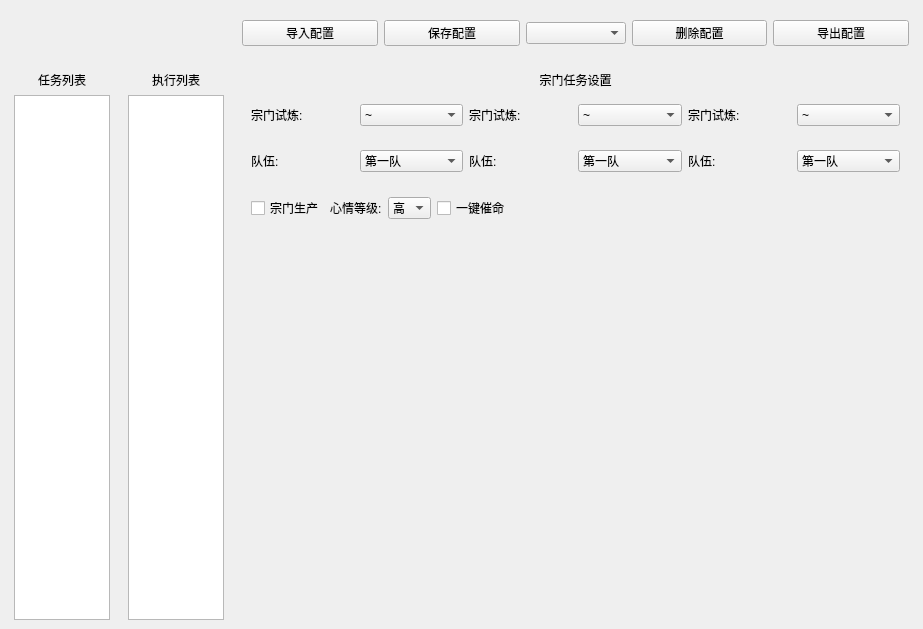
First picture: the form in ui/ScriptWindow.ui, repository Thetrint/snow-elves, before the edit.
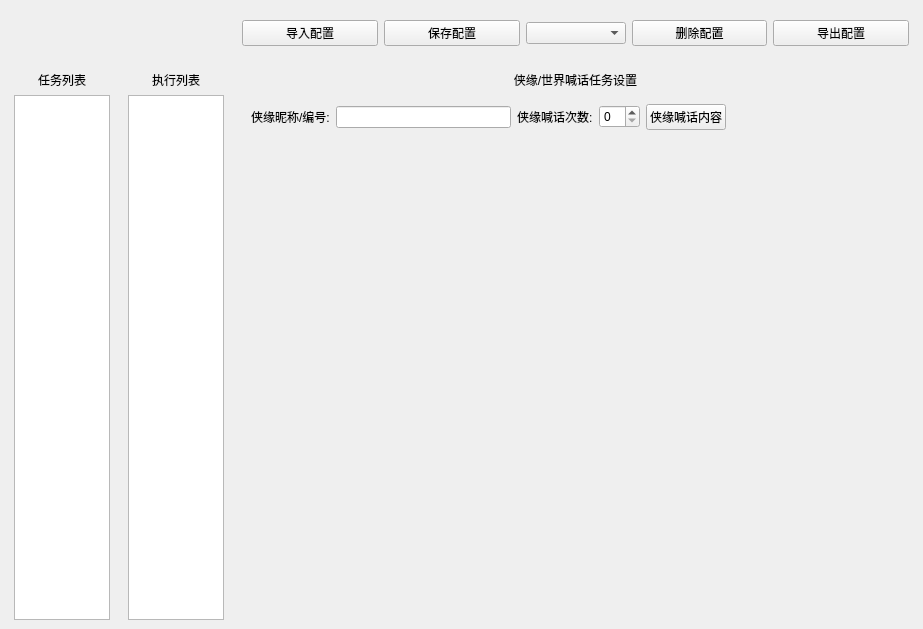
Second picture: the form after the edit.

Commit message: 新增侠缘喊话 修复华山论剑秒退不计次数

Patch:
```diff
--- a/ui/ScriptWindow.ui
+++ b/ui/ScriptWindow.ui
@@ -38,7 +38,7 @@
       </sizepolicy>
      </property>
      <property name="currentIndex">
-      <number>4</number>
+      <number>5</number>
      </property>
      <widget class="QWidget" name="page"/>
      <widget class="QWidget" name="page_2">
@@ -750,6 +750,109 @@
        </item>
       </layout>
      </widget>
+     <widget class="QWidget" name="page_6">
+      <layout class="QVBoxLayout" name="verticalLayout_7">
+       <item>
+        <widget class="QLabel" name="label_19">
+         <property name="sizePolicy">
+          <sizepolicy hsizetype="Preferred" vsizetype="Preferred">
+           <horstretch>0</horstretch>
+           <verstretch>0</verstretch>
+          </sizepolicy>
+         </property>
+         <property name="text">
+          <string>侠缘/世界喊话任务设置</string>
+         </property>
+         <property name="alignment">
+          <set>Qt::AlignmentFlag::AlignCenter</set>
+         </property>
+         <property name="class" stdset="0">
+          <string>page</string>
+         </property>
+        </widget>
+       </item>
+       <item>
+        <widget class="QWidget" name="widget_11" native="true">
+         <layout class="QHBoxLayout" name="horizontalLayout_8">
+          <item>
+           <widget class="QLabel" name="label_20">
+            <property name="sizePolicy">
+             <sizepolicy hsizetype="Preferred" vsizetype="Preferred">
+              <horstretch>0</horstretch>
+              <verstretch>0</verstretch>
+             </sizepolicy>
+            </property>
+            <property name="text">
+             <string>侠缘昵称/编号:</string>
+            </property>
+            <property name="class" stdset="0">
+             <string>tip</string>
+            </property>
+           </widget>
+          </item>
+          <item>
+           <widget class="QLineEdit" name="lineEdit_2"/>
+          </item>
+          <item>
+           <widget class="QLabel" name="label_21">
+            <property name="sizePolicy">
+             <sizepolicy hsizetype="Preferred" vsizetype="Preferred">
+              <horstretch>0</horstretch>
+              <verstretch>0</verstretch>
+             </sizepolicy>
+            </property>
+            <property name="text">
+             <string>侠缘喊话次数:</string>
+            </property>
+            <property name="class" stdset="0">
+             <string>tip</string>
+            </property>
+           </widget>
+          </item>
+          <item>
+           <widget class="QSpinBox" name="spinBox_3"/>
+          </item>
+          <item>
+           <widget class="QPushButton" name="pushButton_5">
+            <property name="text">
+             <string>侠缘喊话内容</string>
+            </property>
+            <property name="class" stdset="0">
+             <string>button</string>
+            </property>
+           </widget>
+          </item>
+          <item>
+           <spacer name="horizontalSpacer_5">
+            <property name="orientation">
+             <enum>Qt::Orientation::Horizontal</enum>
+            </property>
+            <property name="sizeHint" stdset="0">
+             <size>
+              <width>171</width>
+              <height>20</height>
+             </size>
+            </property>
+           </spacer>
+          </item>
+         </layout>
+        </widget>
+       </item>
+       <item>
+        <spacer name="verticalSpacer_5">
+         <property name="orientation">
+          <enum>Qt::Orientation::Vertical</enum>
+         </property>
+         <property name="sizeHint" stdset="0">
+          <size>
+           <width>20</width>
+           <height>478</height>
+          </size>
+         </property>
+        </spacer>
+       </item>
+      </layout>
+     </widget>
     </widget>
    </item>
    <item row="1" column="1">
```
The commit also changes 20 other files.
